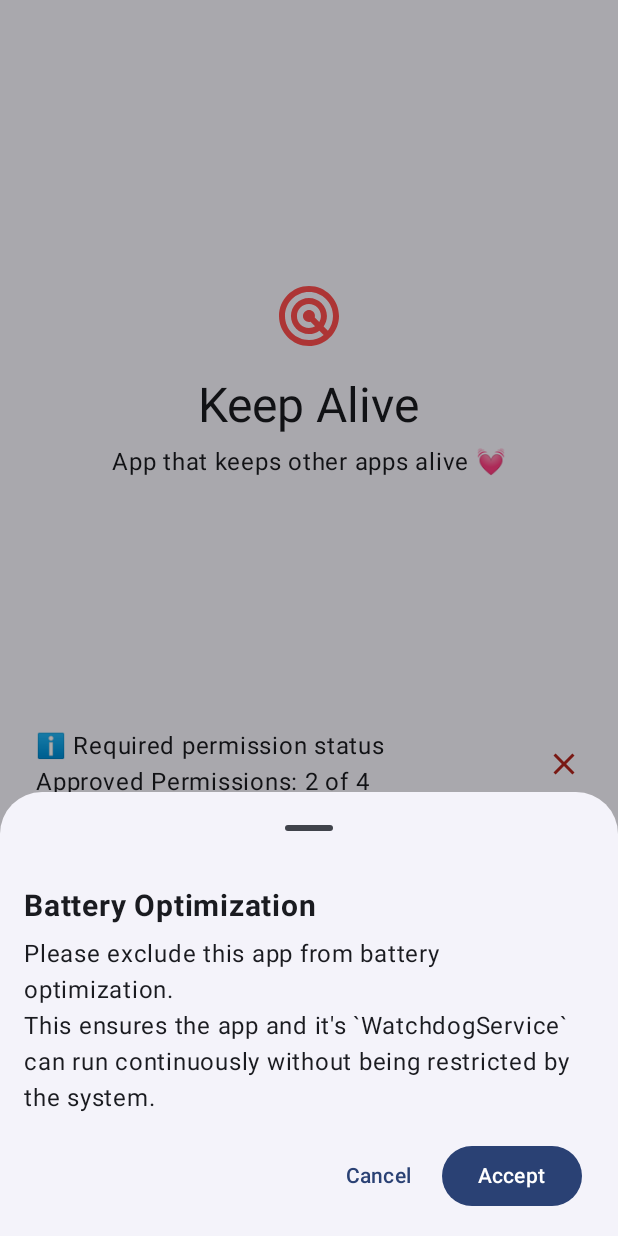
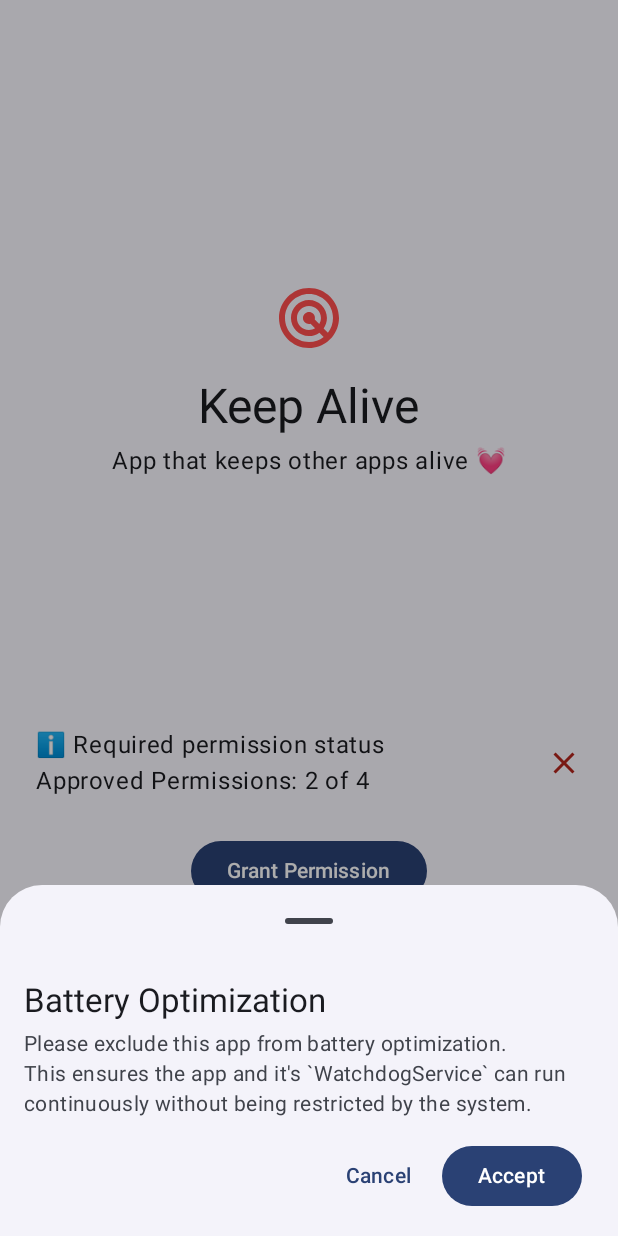
Before and after one commit to hossain-khan/android-keep-alive, an Android app built with Jetpack Compose: the screen it shows after launch (MainActivity), after a tap on "Grant Permission", on a phone screen of 412 x 824 dp. Run offline under Robolectric (Android 15) with nearby library versions, the phone set to English and light mode, and no system bars; our stand-ins replace Timber, livedata-compose; 2 statements that could not run were skipped.

Commit message:
Improve typography with Material3 styles and color scheme
Co-authored-by: hossain-khan <99822+hossain-khan@users.noreply.github.com>

```diff
--- a/app/src/main/java/dev/hossain/keepalive/ui/BottomNavigationWrapper.kt
+++ b/app/src/main/java/dev/hossain/keepalive/ui/BottomNavigationWrapper.kt
@@ -19,11 +19,8 @@ import androidx.compose.runtime.MutableState
 import androidx.compose.runtime.getValue
 import androidx.compose.ui.Modifier
 import androidx.compose.ui.draw.clip
-import androidx.compose.ui.graphics.Color
-import androidx.compose.ui.text.font.FontWeight
 import androidx.compose.ui.text.style.TextAlign
 import androidx.compose.ui.unit.dp
-import androidx.compose.ui.unit.sp
 import androidx.navigation.NavHostController
 import androidx.navigation.compose.NavHost
 import androidx.navigation.compose.composable
@@ -125,12 +122,11 @@ fun BottomNavigationBar(
                                             .size(20.dp)
                                             .clip(CircleShape),
                                     containerColor = MaterialTheme.colorScheme.primary,
-                                    contentColor = Color.White,
+                                    contentColor = MaterialTheme.colorScheme.onPrimary,
                                 ) {
                                     Text(
                                         text = configuredAppsCount.toString(),
-                                        fontSize = 12.sp,
-                                        fontWeight = FontWeight.Bold,
+                                        style = MaterialTheme.typography.labelSmall,
                                         textAlign = TextAlign.Center,
                                         modifier = Modifier.padding(4.dp),
                                     )
--- a/app/src/main/java/dev/hossain/keepalive/ui/screen/AppActivityLogScreen.kt
+++ b/app/src/main/java/dev/hossain/keepalive/ui/screen/AppActivityLogScreen.kt
@@ -86,7 +86,7 @@ fun AppActivityLogScreen(
             Text(
                 text = "Recent app monitoring activity:",
                 style = MaterialTheme.typography.bodyMedium,
-                color = Color.Gray,
+                color = MaterialTheme.colorScheme.onSurfaceVariant,
             )
 
             Spacer(modifier = Modifier.height(8.dp))
@@ -132,7 +132,7 @@ fun AppActivityLogScreen(
                     Text(
                         text = "No activity logs yet. Logs will appear after the watchdog service checks monitored apps.",
                         style = MaterialTheme.typography.bodyMedium,
-                        color = Color.Gray,
+                        color = MaterialTheme.colorScheme.onSurfaceVariant,
                     )
                 }
             } else {
@@ -203,7 +203,7 @@ fun CurrentSettingsCard(
                         if (isForceStartAppsEnabled) {
                             MaterialTheme.colorScheme.primary
                         } else {
-                            Color.Gray
+                            MaterialTheme.colorScheme.onSurfaceVariant
                         },
                 )
             }
@@ -243,7 +243,7 @@ fun ActivityLogItem(log: AppActivityLog) {
             Text(
                 text = "Package: ${log.packageId}",
                 style = MaterialTheme.typography.bodySmall,
-                color = Color.Gray,
+                color = MaterialTheme.colorScheme.onSurfaceVariant,
             )
 
             Spacer(modifier = Modifier.height(4.dp))
@@ -260,7 +260,7 @@ fun ActivityLogItem(log: AppActivityLog) {
                 Text(
                     text = log.message,
                     style = MaterialTheme.typography.bodySmall,
-                    color = Color.Gray,
+                    color = MaterialTheme.colorScheme.onSurfaceVariant,
                 )
             }
 
@@ -270,7 +270,7 @@ fun ActivityLogItem(log: AppActivityLog) {
             Text(
                 text = formatTimestamp(log.timestamp),
                 style = MaterialTheme.typography.bodySmall,
-                color = Color.Gray,
+                color = MaterialTheme.colorScheme.onSurfaceVariant,
             )
         }
     }
--- a/app/src/main/java/dev/hossain/keepalive/ui/screen/AppAdditionalConfigs.kt
+++ b/app/src/main/java/dev/hossain/keepalive/ui/screen/AppAdditionalConfigs.kt
@@ -36,7 +36,6 @@ import androidx.compose.runtime.rememberCoroutineScope
 import androidx.compose.runtime.setValue
 import androidx.compose.ui.Alignment
 import androidx.compose.ui.Modifier
-import androidx.compose.ui.graphics.Color
 import androidx.compose.ui.semantics.Role
 import androidx.compose.ui.text.input.KeyboardType
 import androidx.compose.ui.unit.dp
@@ -128,7 +127,7 @@ fun AppConfigScreen(
             |If not, it will re-start those apps to foreground so that the app and it's services can run again.
                     """.trimMargin(),
                 style = MaterialTheme.typography.bodySmall,
-                color = Color.Gray,
+                color = MaterialTheme.colorScheme.onSurfaceVariant,
             )
             Slider(
                 value = appCheckIntervalValue,
@@ -172,7 +171,7 @@ fun AppConfigScreen(
                         |Note: Device must be unlocked after boot for this to work (see known issue #70).
                             """.trimMargin(),
                         style = MaterialTheme.typography.bodySmall,
-                        color = Color.Gray,
+                        color = MaterialTheme.colorScheme.onSurfaceVariant,
                     )
                 }
             }
@@ -199,7 +198,7 @@ fun AppConfigScreen(
                         |This will ensure that the selected app is always attempted to be started at the interval specified above.
                             """.trimMargin(),
                         style = MaterialTheme.typography.bodySmall,
-                        color = Color.Gray,
+                        color = MaterialTheme.colorScheme.onSurfaceVariant,
                     )
                 }
             }
@@ -226,7 +225,7 @@ fun AppConfigScreen(
                         |Ping will be sent at specified interval and only when your selected app(s) are validated to be alive or restart by this app.
                             """.trimMargin(),
                         style = MaterialTheme.typography.bodySmall,
-                        color = Color.Gray,
+                        color = MaterialTheme.colorScheme.onSurfaceVariant,
                     )
                 }
             }
@@ -292,7 +291,7 @@ fun AppConfigScreen(
                         |Additional guide is available at bit.ly/keep-alive-readme
                             """.trimMargin(),
                         style = MaterialTheme.typography.bodySmall,
-                        color = Color.Gray,
+                        color = MaterialTheme.colorScheme.onSurfaceVariant,
                     )
                 }
             }
@@ -387,7 +386,7 @@ fun AppConfigScreen(
                     |This is useful for apps that need to stay prominent or accessible. Only one app can be sticky at a time.
                     """.trimMargin(),
                 style = MaterialTheme.typography.bodySmall,
-                color = Color.Gray,
+                color = MaterialTheme.colorScheme.onSurfaceVariant,
                 modifier = Modifier.padding(bottom = 16.dp),
             )
 
@@ -402,7 +401,7 @@ fun AppConfigScreen(
                     Text(
                         text = "No apps are being monitored yet. Add apps from the main screen to enable sticky app selection.",
                         style = MaterialTheme.typography.bodyMedium,
-                        color = Color.Gray,
+                        color = MaterialTheme.colorScheme.onSurfaceVariant,
                         modifier = Modifier.padding(16.dp),
                     )
                 }
@@ -471,7 +470,7 @@ fun AppConfigScreen(
                                     Text(
                                         text = app.packageName,
                                         style = MaterialTheme.typography.bodySmall,
-                                        color = Color.Gray,
+                                        color = MaterialTheme.colorScheme.onSurfaceVariant,
                                     )
                                 }
                             }
@@ -491,7 +490,7 @@ fun AppConfigScreen(
             Text(
                 text = "Choose the appearance theme for the app",
                 style = MaterialTheme.typography.bodySmall,
-                color = Color.Gray,
+                color = MaterialTheme.colorScheme.onSurfaceVariant,
                 modifier = Modifier.padding(bottom = 16.dp),
             )
 
--- a/app/src/main/java/dev/hossain/keepalive/ui/screen/AppListSettings.kt
+++ b/app/src/main/java/dev/hossain/keepalive/ui/screen/AppListSettings.kt
@@ -47,7 +47,6 @@ import androidx.compose.runtime.remember
 import androidx.compose.runtime.rememberCoroutineScope
 import androidx.compose.ui.Alignment
 import androidx.compose.ui.Modifier
-import androidx.compose.ui.graphics.Color
 import androidx.compose.ui.graphics.asImageBitmap
 import androidx.compose.ui.platform.LocalContext
 import androidx.compose.ui.unit.dp
@@ -120,7 +119,7 @@ fun AppListScreen(
                 "These apps will be periodically checked if they were recently run, " +
                     "if not, they will be restarted based on app configuration you choose.",
             style = MaterialTheme.typography.bodyMedium,
-            color = Color.Gray,
+            color = MaterialTheme.colorScheme.onSurfaceVariant,
         )
 
         Spacer(modifier = Modifier.height(16.dp))
--- a/app/src/main/java/dev/hossain/keepalive/ui/screen/PermissionDialogBottomSheet.kt
+++ b/app/src/main/java/dev/hossain/keepalive/ui/screen/PermissionDialogBottomSheet.kt
@@ -13,16 +13,15 @@ import androidx.compose.foundation.layout.padding
 import androidx.compose.foundation.layout.width
 import androidx.compose.material3.Button
 import androidx.compose.material3.ExperimentalMaterial3Api
+import androidx.compose.material3.MaterialTheme
 import androidx.compose.material3.ModalBottomSheet
 import androidx.compose.material3.Text
 import androidx.compose.material3.TextButton
 import androidx.compose.runtime.Composable
 import androidx.compose.runtime.MutableState
 import androidx.compose.ui.Modifier
-import androidx.compose.ui.text.font.FontWeight
 import androidx.compose.ui.tooling.preview.Preview
 import androidx.compose.ui.unit.dp
-import androidx.compose.ui.unit.sp
 import dev.hossain.keepalive.data.PermissionType
 import dev.hossain.keepalive.data.PermissionType.PERMISSION_IGNORE_BATTERY_OPTIMIZATIONS
 import dev.hossain.keepalive.data.PermissionType.PERMISSION_PACKAGE_USAGE_STATS
@@ -51,11 +50,14 @@ fun BottomSheetDialog(
             ) {
                 Text(
                     text = title,
-                    fontWeight = FontWeight.Bold,
-                    fontSize = 20.sp,
+                    style = MaterialTheme.typography.titleLarge,
                 )
                 Spacer(Modifier.height(8.dp))
-                Text(text = description)
+                Text(
+                    text = description,
+                    style = MaterialTheme.typography.bodyMedium,
+                    color = MaterialTheme.colorScheme.onSurfaceVariant,
+                )
                 Spacer(Modifier.height(16.dp))
                 Row(
                     Modifier
--- a/app/src/main/java/dev/hossain/keepalive/ui/theme/Type.kt
+++ b/app/src/main/java/dev/hossain/keepalive/ui/theme/Type.kt
@@ -6,9 +6,89 @@ import androidx.compose.ui.text.font.FontFamily
 import androidx.compose.ui.text.font.FontWeight
 import androidx.compose.ui.unit.sp
 
-// Set of Material typography styles to start with
+/**
+ * Material 3 Typography scale for the Keep Alive app.
+ * Following Material Design guidelines for consistent and readable typography.
+ * Reference: https://m3.material.io/styles/typography/type-scale-tokens
+ */
 val Typography =
     Typography(
+        // Display styles - for large, short text like titles on landing pages
+        displayLarge =
+            TextStyle(
+                fontFamily = FontFamily.Default,
+                fontWeight = FontWeight.Normal,
+                fontSize = 57.sp,
+                lineHeight = 64.sp,
+                letterSpacing = (-0.25).sp,
+            ),
+        displayMedium =
+            TextStyle(
+                fontFamily = FontFamily.Default,
+                fontWeight = FontWeight.Normal,
+                fontSize = 45.sp,
+                lineHeight = 52.sp,
+                letterSpacing = 0.sp,
+            ),
+        displaySmall =
+            TextStyle(
+                fontFamily = FontFamily.Default,
+                fontWeight = FontWeight.Normal,
+                fontSize = 36.sp,
+                lineHeight = 44.sp,
+                letterSpacing = 0.sp,
+            ),
+        // Headline styles - for high-emphasis text like section headings
+        headlineLarge =
+            TextStyle(
+                fontFamily = FontFamily.Default,
+                fontWeight = FontWeight.Normal,
+                fontSize = 32.sp,
+                lineHeight = 40.sp,
+                letterSpacing = 0.sp,
+            ),
+        headlineMedium =
+            TextStyle(
+                fontFamily = FontFamily.Default,
+                fontWeight = FontWeight.Normal,
+                fontSize = 28.sp,
+                lineHeight = 36.sp,
+                letterSpacing = 0.sp,
+            ),
+        headlineSmall =
+            TextStyle(
+                fontFamily = FontFamily.Default,
+                fontWeight = FontWeight.Normal,
+                fontSize = 24.sp,
+                lineHeight = 32.sp,
+                letterSpacing = 0.sp,
+            ),
+        // Title styles - for medium-emphasis titles
+        titleLarge =
+            TextStyle(
+                fontFamily = FontFamily.Default,
+                fontWeight = FontWeight.Normal,
+                fontSize = 22.sp,
+                lineHeight = 28.sp,
+                letterSpacing = 0.sp,
+            ),
+        titleMedium =
+            TextStyle(
+                fontFamily = FontFamily.Default,
+                fontWeight = FontWeight.Medium,
+                fontSize = 16.sp,
+                lineHeight = 24.sp,
+                letterSpacing = 0.15.sp,
+            ),
+        titleSmall =
+            TextStyle(
+                fontFamily = FontFamily.Default,
+                fontWeight = FontWeight.Medium,
+                fontSize = 14.sp,
+                lineHeight = 20.sp,
+                letterSpacing = 0.1.sp,
+            ),
+        // Body styles - for longer passages of text
         bodyLarge =
             TextStyle(
                 fontFamily = FontFamily.Default,
@@ -17,20 +97,45 @@ val Typography =
                 lineHeight = 24.sp,
                 letterSpacing = 0.5.sp,
             ),
-    /* Other default text styles to override
-    titleLarge = TextStyle(
+        bodyMedium =
+            TextStyle(
                 fontFamily = FontFamily.Default,
                 fontWeight = FontWeight.Normal,
-        fontSize = 22.sp,
-        lineHeight = 28.sp,
-        letterSpacing = 0.sp
+                fontSize = 14.sp,
+                lineHeight = 20.sp,
+                letterSpacing = 0.25.sp,
             ),
-    labelSmall = TextStyle(
+        bodySmall =
+            TextStyle(
+                fontFamily = FontFamily.Default,
+                fontWeight = FontWeight.Normal,
+                fontSize = 12.sp,
+                lineHeight = 16.sp,
+                letterSpacing = 0.4.sp,
+            ),
+        // Label styles - for buttons, tabs, and other interactive elements
+        labelLarge =
+            TextStyle(
+                fontFamily = FontFamily.Default,
+                fontWeight = FontWeight.Medium,
+                fontSize = 14.sp,
+                lineHeight = 20.sp,
+                letterSpacing = 0.1.sp,
+            ),
+        labelMedium =
+            TextStyle(
+                fontFamily = FontFamily.Default,
+                fontWeight = FontWeight.Medium,
+                fontSize = 12.sp,
+                lineHeight = 16.sp,
+                letterSpacing = 0.5.sp,
+            ),
+        labelSmall =
+            TextStyle(
                 fontFamily = FontFamily.Default,
                 fontWeight = FontWeight.Medium,
                 fontSize = 11.sp,
                 lineHeight = 16.sp,
-        letterSpacing = 0.5.sp
+                letterSpacing = 0.5.sp,
+            ),
     )
-     */
-    )
```
Lines whose indentation alone changed are shown as unchanged.
